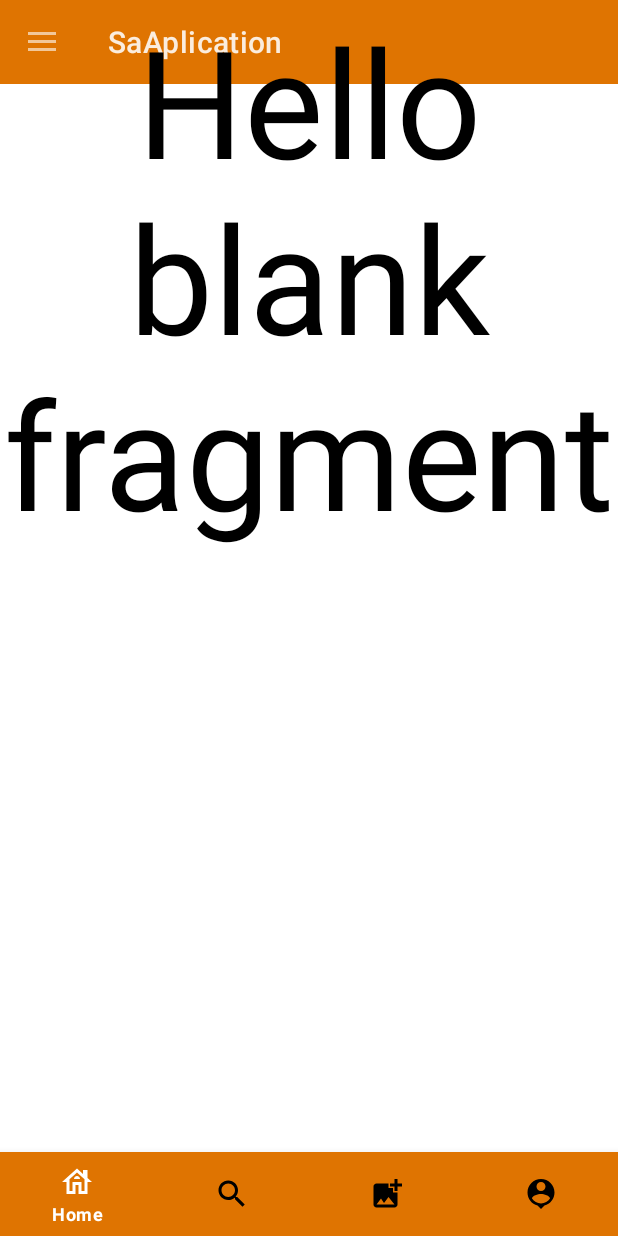
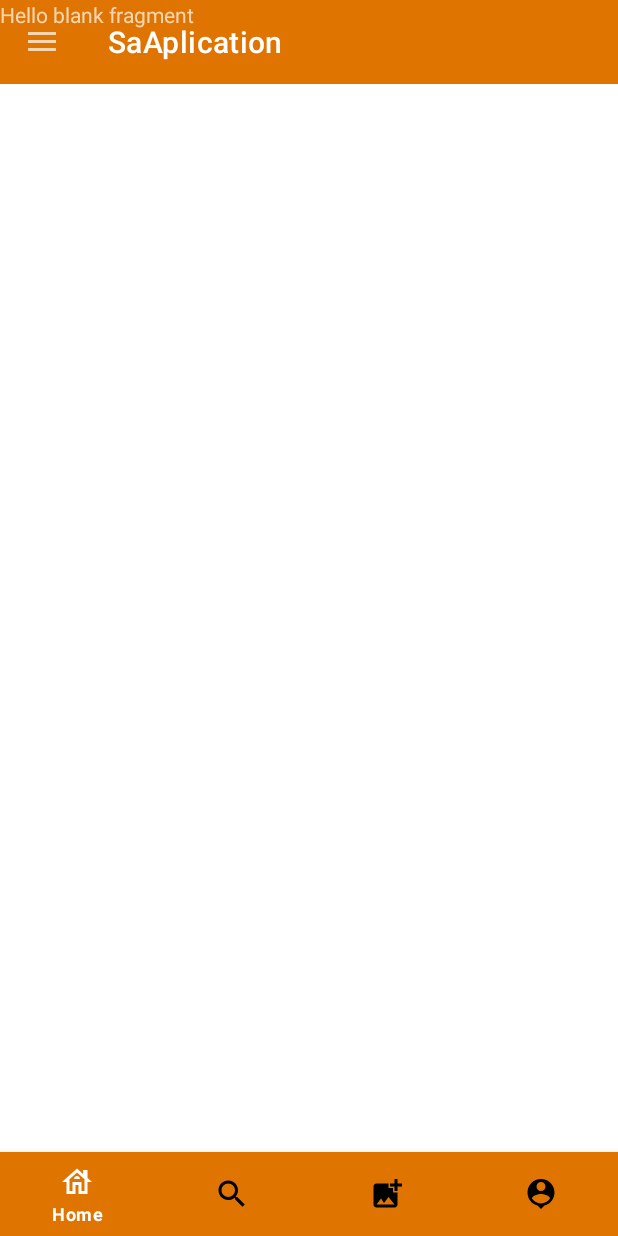
Before and after one commit to Ssalvador221/BluePlanet-App, an Android app: the fragment SearchFragement placed in its activity, on a phone screen of 412 x 824 dp. Run offline under Robolectric (Android 15) with nearby library versions, the phone set to English and light mode, and no system bars; our stand-ins replace Firebase (no records; nobody signed in at launch, a user with empty details on screens opened directly); Roboto replaces fonts that are not available here.

Commit message:
Resolver erro amanha na aula

```diff
--- a/app/src/main/java/com/example/saaplication/Home_page_Fragment.java
+++ b/app/src/main/java/com/example/saaplication/Home_page_Fragment.java
@@ -28,6 +28,7 @@ public class Home_page_Fragment extends Fragment {
         // Required empty public constructor
     }
 
+
     /**
      * Use this factory method to create a new instance of
      * this fragment using the provided parameters.
@@ -49,6 +50,8 @@ public class Home_page_Fragment extends Fragment {
     @Override
     public void onCreate(Bundle savedInstanceState) {
         super.onCreate(savedInstanceState);
+        setMenuVisibility(true);
+
         if (getArguments() != null) {
             mParam1 = getArguments().getString(ARG_PARAM1);
             mParam2 = getArguments().getString(ARG_PARAM2);
--- a/app/src/main/java/com/example/saaplication/Add_Foto_Fragment.java
+++ b/app/src/main/java/com/example/saaplication/SearchFragement.java
@@ -10,10 +10,10 @@ import android.view.ViewGroup;
 
 /**
  * A simple {@link Fragment} subclass.
- * Use the {@link Add_Foto_Fragment#newInstance} factory method to
+ * Use the {@link SearchFragement#newInstance} factory method to
  * create an instance of this fragment.
  */
-public class Add_Foto_Fragment extends Fragment {
+public class SearchFragement extends Fragment {
 
     // TODO: Rename parameter arguments, choose names that match
     // the fragment initialization parameters, e.g. ARG_ITEM_NUMBER
@@ -24,7 +24,7 @@ public class Add_Foto_Fragment extends Fragment {
     private String mParam1;
     private String mParam2;
 
-    public Add_Foto_Fragment() {
+    public SearchFragement() {
         // Required empty public constructor
     }
 
@@ -34,11 +34,11 @@ public class Add_Foto_Fragment extends Fragment {
      *
      * @param param1 Parameter 1.
      * @param param2 Parameter 2.
-     * @return A new instance of fragment Add_Foto_Fragment.
+     * @return A new instance of fragment SearchFragement.
      */
     // TODO: Rename and change types and number of parameters
-    public static Add_Foto_Fragment newInstance(String param1, String param2) {
-        Add_Foto_Fragment fragment = new Add_Foto_Fragment();
+    public static SearchFragement newInstance(String param1, String param2) {
+        SearchFragement fragment = new SearchFragement();
         Bundle args = new Bundle();
         args.putString(ARG_PARAM1, param1);
         args.putString(ARG_PARAM2, param2);
@@ -59,6 +59,6 @@ public class Add_Foto_Fragment extends Fragment {
     public View onCreateView(LayoutInflater inflater, ViewGroup container,
                              Bundle savedInstanceState) {
         // Inflate the layout for this fragment
-        return inflater.inflate(R.layout.fragment_add__foto_, container, false);
+        return inflater.inflate(R.layout.fragment_search_fragement, container, false);
     }
 }
--- a/app/src/main/res/layout/activity_paginainicial.xml
+++ b/app/src/main/res/layout/activity_paginainicial.xml
@@ -47,11 +47,10 @@
                 android:id="@+id/toolbar"
                 android:layout_width="match_parent"
                 android:layout_height="wrap_content"
-                android:background="?attr/colorPrimary"
-                android:backgroundTint="@color/orange"
+                android:background="@color/orange"
                 android:minHeight="?attr/actionBarSize"
-                android:theme="?attr/actionBarTheme"
-                app:navigationIcon="@drawable/menu_icon" />
+                app:navigationIcon="@drawable/menu_icon"
+                app:popupTheme="@style/AppTheme" />
         </FrameLayout>
 
 
--- a/app/src/main/res/layout/fragment_add__foto_.xml
+++ b/app/src/main/res/layout/fragment_add_post_.xml
@@ -3,15 +3,12 @@
     xmlns:tools="http://schemas.android.com/tools"
     android:layout_width="match_parent"
     android:layout_height="match_parent"
-    tools:context=".Add_Foto_Fragment">
+    tools:context=".AddPost_Fragment">
 
     <!-- TODO: Update blank fragment layout -->
     <TextView
         android:layout_width="match_parent"
         android:layout_height="match_parent"
-        android:text="@string/hello_blank_fragment"
-        android:textAlignment="center"
-        android:textSize="100dp"
-        android:textColor="@color/black"/>
+        android:text="@string/hello_blank_fragment" />
 
 </FrameLayout>
--- /dev/null
+++ b/app/src/main/res/layout/fragment_search_fragement.xml
@@ -0,0 +1,14 @@
+<?xml version="1.0" encoding="utf-8"?>
+<FrameLayout xmlns:android="http://schemas.android.com/apk/res/android"
+    xmlns:tools="http://schemas.android.com/tools"
+    android:layout_width="match_parent"
+    android:layout_height="match_parent"
+    tools:context=".SearchFragement">
+
+    <!-- TODO: Update blank fragment layout -->
+    <TextView
+        android:layout_width="match_parent"
+        android:layout_height="match_parent"
+        android:text="@string/hello_blank_fragment" />
+
+</FrameLayout>
--- a/app/src/main/res/menu/menu_topbar.xml
+++ b/app/src/main/res/menu/menu_topbar.xml
@@ -21,13 +21,13 @@
             <menu>
                 <group android:checkableBehavior="single">
         <item
-            android:id="@+id/perfilPage"
+            android:id="@+id/perfilPage1"
             android:icon="@drawable/ic_person"
             android:title="Perfil"/>
         <item
             android:id="@+id/logoutAccount"
             android:icon="@drawable/logout_icon"
-            android:title="Logout" />
+            android:title="Logout"/>
             </group>
         </menu>
         </item>
--- a/app/src/main/res/values/styles.xml
+++ b/app/src/main/res/values/styles.xml
@@ -2,7 +2,6 @@
 <resources>
         <style name="AppTheme" parent="Theme.AppCompat.Light.NoActionBar">
             <item name="android:statusBarColor">#000000</item>
-
         </style>
 
 
```
Also changed, not shown: app/src/main/AndroidManifest.xml (+6 -3 lines), app/src/main/java/com/example/saaplication/AddPost_Fragment.java (renamed from app/src/main/java/com/example/saaplication/SearchFragment.java, +7 -7 lines), app/src/main/java/com/example/saaplication/NewsPage.java (added, +14 -0 lines), app/src/main/java/com/example/saaplication/PaginaInicial.java (+43 -2 lines), app/src/main/res/layout/activity_news_page.xml (added, +9 -0 lines), app/src/main/res/layout/fragment_perfil_.xml (+7 -2 lines), app/src/main/res/layout/fragment_search.xml (deleted, +0 -14 lines).
